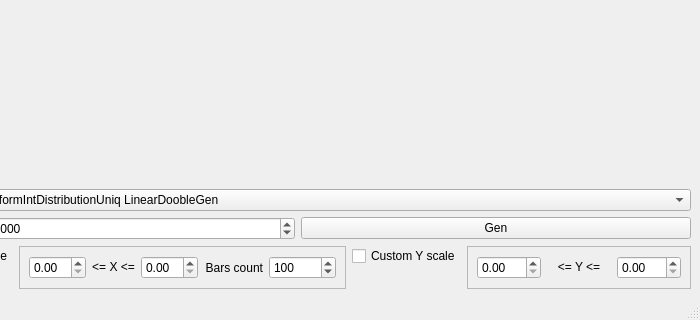
The window that example/FormMain.ui (conelov/RandomUniq) describes before a commit, drawn with Qt 5; both pictures show x 105 to 805 and y 446 to 766 of the 805 by 766 pixel window.
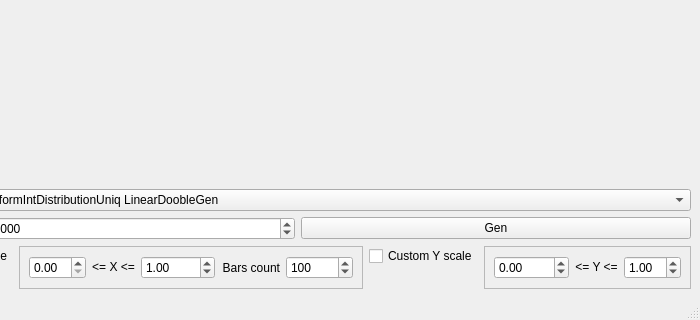
The same window after the commit. Custom widgets are drawn as their Qt base class.

The edit to the form file:
```diff
--- a/example/FormMain.ui
+++ b/example/FormMain.ui
@@ -140,7 +140,17 @@
             </widget>
            </item>
            <item>
-            <widget class="QDoubleSpinBox" name="sp_customXScale_max"/>
+            <widget class="QDoubleSpinBox" name="sp_customXScale_max">
+             <property name="minimum">
+              <double>-9999.000000000000000</double>
+             </property>
+             <property name="maximum">
+              <double>9999.000000000000000</double>
+             </property>
+             <property name="value">
+              <double>1.000000000000000</double>
+             </property>
+            </widget>
            </item>
            <item>
             <widget class="QLabel" name="l_barsCount">
@@ -192,7 +202,14 @@
           </property>
           <layout class="QHBoxLayout" name="horizontalLayout_2">
            <item>
-            <widget class="QDoubleSpinBox" name="sp_customYScale_min"/>
+            <widget class="QDoubleSpinBox" name="sp_customYScale_min">
+             <property name="minimum">
+              <double>-9999.000000000000000</double>
+             </property>
+             <property name="maximum">
+              <double>9999.000000000000000</double>
+             </property>
+            </widget>
            </item>
            <item>
             <widget class="QLabel" name="l_customYScale">
@@ -205,7 +222,11 @@
             </widget>
            </item>
            <item>
-            <widget class="QDoubleSpinBox" name="sp_customYScale_max"/>
+            <widget class="QDoubleSpinBox" name="sp_customYScale_max">
+             <property name="value">
+              <double>1.000000000000000</double>
+             </property>
+            </widget>
            </item>
           </layout>
          </widget>
```
